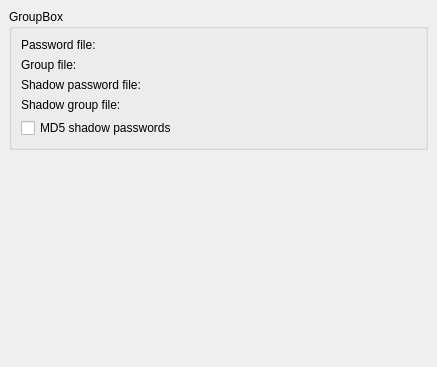
Qt form ku_filessettings.ui (KDE/kuser) before a commit.
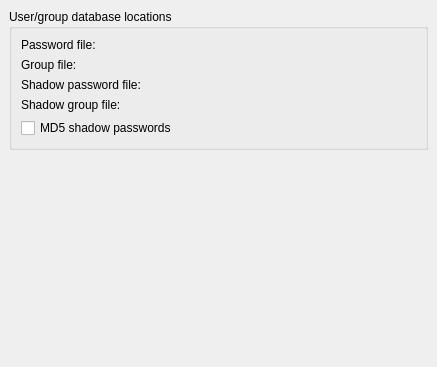
The same form after that commit. Custom widgets are drawn as their Qt base class.

Commit message: More descriptive text.

```diff
--- a/ku_filessettings.ui
+++ b/ku_filessettings.ui
@@ -30,7 +30,7 @@
    <item>
     <widget class="QGroupBox" name="groupBox" >
      <property name="title" >
-      <string>GroupBox</string>
+      <string>User/group database locations</string>
      </property>
      <layout class="QGridLayout" >
       <property name="margin" >
```
